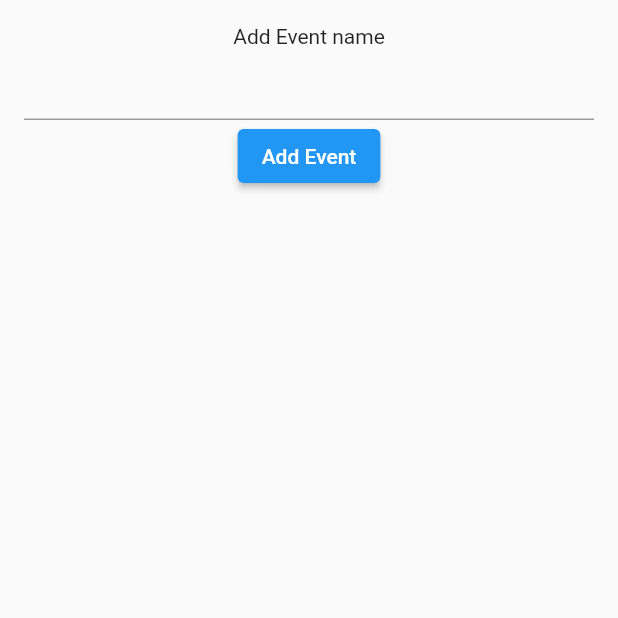
After one commit to Ernestgio/flutter-table-calendar, a Flutter app: the screen it shows after launch, after a tap on "Add", on a phone screen of 412 x 824 dp, the top half of it. The commit adds this screen. Run offline on Flutter 3.47's test engine with Material 2 defaults, Android fonts, the phone set to English and light mode, and no system bars; our stand-ins replace table_calendar.

Commit message:
minor fix

```diff
--- /dev/null
+++ b/lib/add_page.dart
@@ -0,0 +1,50 @@
+import 'package:flutter/material.dart';
+import 'package:flutter_calendar_app/event.dart';
+
+class AddPage extends StatefulWidget {
+  final addEvents;
+  final selectedDay;
+
+  AddPage({this.addEvents, this.selectedDay});
+
+  @override
+  _AddPageState createState() => _AddPageState();
+}
+
+class _AddPageState extends State<AddPage> {
+  TextEditingController _controller = TextEditingController();
+
+
+  @override
+  void dispose() {
+    super.dispose();
+    _controller.dispose();
+  }
+
+  @override
+  Widget build(BuildContext context) {
+    return SafeArea(
+      child: Scaffold(
+        body: Container(
+            padding: EdgeInsets.all(16.0),
+            child: Column(
+              children: [
+                Text("Add Event name"),
+                TextField(
+                  controller: _controller,
+                ),
+                ElevatedButton(
+                  onPressed: (){
+                    if(!_controller.text.isEmpty){
+                      widget.addEvents(widget.selectedDay,Event(title: _controller.text));
+                    }
+                    Navigator.pop(context);
+                  },
+                  child: Text("Add Event"),
+                )
+              ],
+            )),
+      ),
+    );
+  }
+}
--- a/lib/home_page.dart
+++ b/lib/home_page.dart
@@ -3,6 +3,8 @@ import 'dart:collection';
 import 'package:flutter/material.dart';
 import 'package:table_calendar/table_calendar.dart';
 import 'package:flutter_calendar_app/event.dart';
+
+import 'add_page.dart';
 
 class HomePage extends StatefulWidget {
   @override
@@ -23,11 +25,20 @@ class _HomePageState extends State<HomePage> {
     _selectedDay = _focusedDay;
     _events[DateTime.utc(2021, 6, 8)] = [Event(title: 'Do Tasks')];
     _events[DateTime.utc(2021, 6, 9)] = [Event(title: 'Do Tasks 1')];
-    _events[DateTime.utc(2021, 6, 10,9)] = [Event(title: 'Do Tasks 2')];
+    _events[DateTime.utc(2021, 6, 10)] = [Event(title: 'Do Tasks 2')];
   }
 
   List<Event> _getEventsFromDay(DateTime date) {
     return _events[date] ?? [];
+  }
+
+  void addEvent(DateTime day, Event newEvent) {
+    if (_events[day] != null) {
+      _events[day].add(newEvent);
+    } else {
+      _events[day] = [newEvent];
+    }
+    setState(() {});
   }
 
   @override
@@ -37,13 +48,21 @@ class _HomePageState extends State<HomePage> {
         appBar: AppBar(
           title: Text('Calendar App'),
         ),
-        body: Container(
+        body: SingleChildScrollView(
+          child: Container(
             padding: EdgeInsets.all(16.0),
             child: Column(
               crossAxisAlignment: CrossAxisAlignment.end,
               children: <Widget>[
                 ElevatedButton(
-                onPressed: null,
+                  onPressed: () {
+                    Navigator.push(
+                        context,
+                        MaterialPageRoute(
+                            builder: (_) => AddPage(
+                                addEvents: addEvent,
+                                selectedDay: _selectedDay)));
+                  },
                   child: Text('Add'),
                 ),
                 TableCalendar(
@@ -56,6 +75,7 @@ class _HomePageState extends State<HomePage> {
                       _format = newFormat;
                     });
                   },
+                  eventLoader: _getEventsFromDay,
                   selectedDayPredicate: (day) {
                     return isSameDay(_selectedDay, day);
                   },
@@ -65,7 +85,6 @@ class _HomePageState extends State<HomePage> {
                       _focusedDay = focusedDay;
                     });
                     print(_selectedDay);
-                  print(DateTime.utc(2021, 6, 10,9));
                   },
                   onPageChanged: (focusedDay) {
                     _focusedDay = focusedDay;
@@ -82,6 +101,7 @@ class _HomePageState extends State<HomePage> {
             ),
           ),
         ),
+      ),
     );
   }
 }
```
Lines whose indentation alone changed are shown as unchanged.
